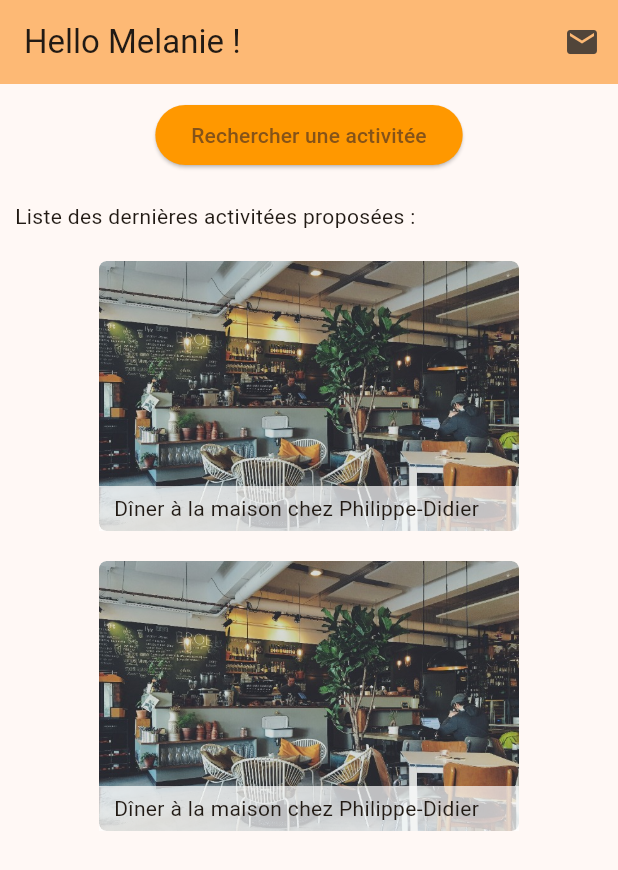
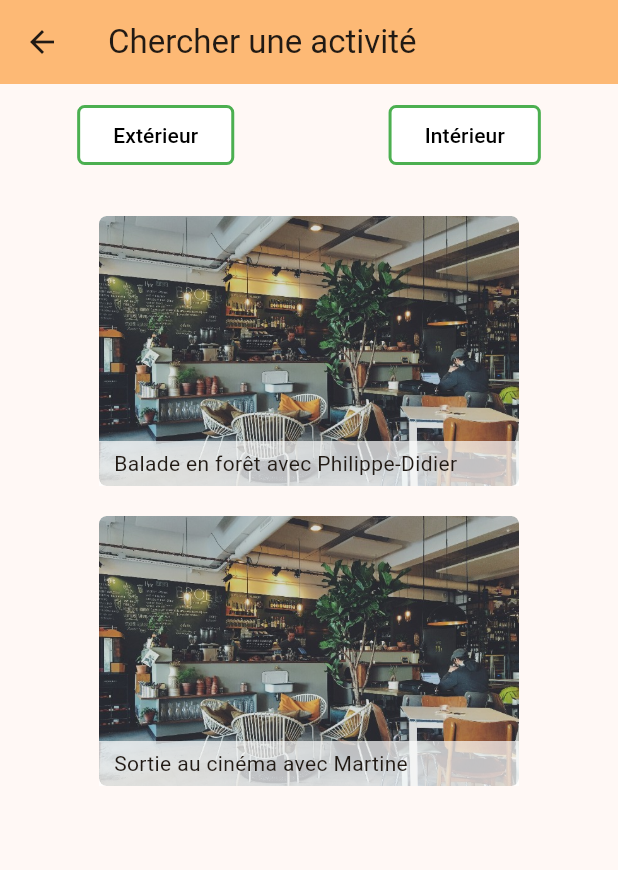
Before and after one commit to Hamtiac/Workshop_2023_G16, a Flutter app: the screen it shows after launch, after a tap on "Rechercher une activitée", on a phone screen of 412 x 824 dp. Shown: the top 870 px of the screen. Run offline on Flutter 3.47's test engine with Material 2 defaults, Android fonts, the light colour scheme and no system bars; our stand-ins replace sqflite; accounts and stored records are empty.

Commit message:
search activity page

```diff
--- a/lib/pages/activitypage/activitypage.dart
+++ b/lib/pages/activitypage/activitypage.dart
@@ -1,6 +1,7 @@
 import 'package:flutter/material.dart';
 import '../../globals/asset.dart';
 import '../../widget/activitycard.dart';
+import '../searchactivitypage/searchactivity.dart';
 
 class ActivityPage extends StatefulWidget{
 
@@ -27,9 +28,15 @@ class _ActivityPageState extends State<ActivityPage>{
             mainAxisAlignment: MainAxisAlignment.center ,
             children: [
               Padding(padding: EdgeInsets.all(10),
-              child: ElevatedButton(onPressed: () {},
-              style: ButtonStyle(backgroundColor: MaterialStatePropertyAll(Colors.orange)),
-              child: Text('Rechercher une activitée'),
+              child: ElevatedButton(onPressed: () {
+                Navigator.push(context, MaterialPageRoute(builder: (context) => SearchActivityPage()));
+              },
+              style: ButtonStyle(backgroundColor: MaterialStatePropertyAll(Colors.orange),
+              shape: MaterialStatePropertyAll(RoundedRectangleBorder(borderRadius: BorderRadius.all(Radius.circular(5))))
+              ),
+              child: Text('Rechercher une activitée',
+              style: TextStyle(color: Colors.black),
+              ),
               )
               )
             ],
--- /dev/null
+++ b/lib/pages/searchactivitypage/searchactivity.dart
@@ -0,0 +1,80 @@
+import 'package:flutter/material.dart';
+import '../../widget/activitycard.dart';
+
+class SearchActivityPage extends StatefulWidget{
+
+  State<SearchActivityPage> createState() => _SearchActivityPage();
+}
+
+class _SearchActivityPage extends State<SearchActivityPage>{
+  bool showExtActivities = true;
+  bool showIntActivities = false;
+
+
+  Widget build(BuildContext context){
+    return Scaffold(
+      appBar: AppBar(
+        title: Text('Chercher une activité'),
+        backgroundColor: Theme.of(context).colorScheme.inversePrimary,
+      ),
+      body: Center(
+        child: Column(
+          crossAxisAlignment: CrossAxisAlignment.center,
+          children: [
+            Padding(padding: EdgeInsets.only(top: 10)),
+            Row(
+              mainAxisAlignment: MainAxisAlignment.spaceAround,
+              children: [
+                OutlinedButton(
+                  onPressed: (){
+                  setState(() {
+                    showExtActivities = !showExtActivities;
+                  });
+                },
+                style: ButtonStyle(
+                  backgroundColor: MaterialStatePropertyAll(Colors.white),
+                  overlayColor: MaterialStatePropertyAll(Colors.green),
+                  side: MaterialStatePropertyAll(BorderSide(color: Colors.green, width: 2.0)),
+                  shape: MaterialStatePropertyAll(RoundedRectangleBorder(borderRadius: BorderRadius.all(Radius.circular(5))))
+                ),
+                child: Text('Extérieur', style: TextStyle(color: Colors.black),)),
+                OutlinedButton(onPressed: (){
+                  setState(() {
+                    showIntActivities = !showIntActivities;
+                  });
+                },
+                style: ButtonStyle(
+                  backgroundColor: MaterialStatePropertyAll(Colors.white),
+                  overlayColor: MaterialStatePropertyAll(Colors.green),
+                  side: MaterialStatePropertyAll(BorderSide(color: Colors.green, width: 2.0)),
+                  shape: MaterialStatePropertyAll(RoundedRectangleBorder(borderRadius: BorderRadius.all(Radius.circular(5))))
+                ),
+                child: Text('Intérieur', style: TextStyle(color: Colors.black),))
+              ],
+            ),
+            Visibility(
+              visible: showExtActivities,
+              child: Column(
+                children: [
+                  Padding(padding: EdgeInsets.all(10)),
+                  StackWidget(activitiesName: 'Balade en forêt avec Philippe-Didier'),
+                  StackWidget(activitiesName: 'Sortie au cinéma avec Martine')
+                ],
+              ),
+              ),
+              Visibility(
+                visible: showIntActivities,
+                child: Column(
+                  children: [
+                    Padding(padding: EdgeInsets.all(10)),
+                    StackWidget(activitiesName: 'Raclette chez Gérard'),
+                    StackWidget(activitiesName: 'Soirée Betflix chez Irène')
+                  ],
+              )
+              )
+          ],
+        ),
+      ),
+    );
+  }
+}
```
